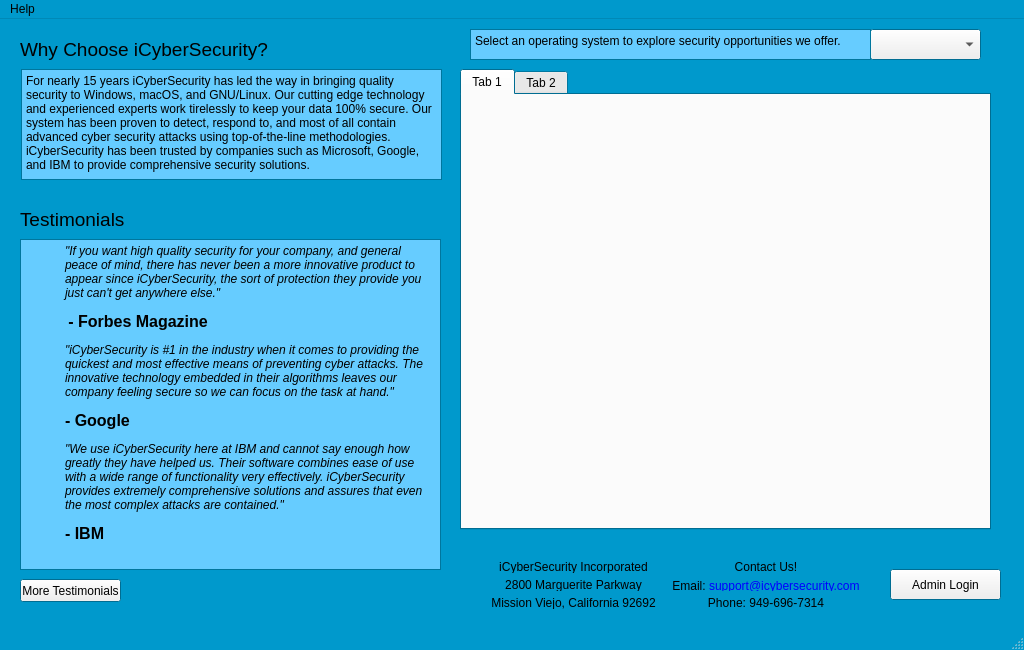
This is src/mainwindow.ui in brianclinkenbeard/pamphlet as Qt 5 draws it before an edit. The edited form follows.
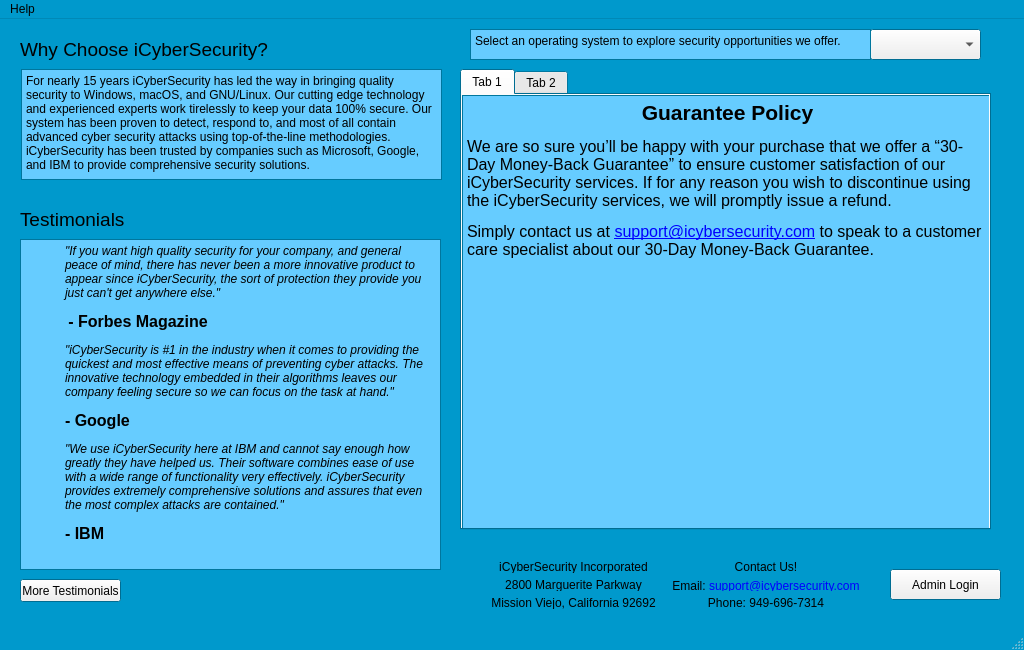
This is the edited form. The open tabs and pages were chosen to show the change.

Commit message: List of environments & Guarantee Policy

The edit to the form file:
```diff
--- a/src/mainwindow.ui
+++ b/src/mainwindow.ui
@@ -343,6 +343,25 @@
      <attribute name="title">
       <string>Tab 1</string>
      </attribute>
+     <widget class="QTextBrowser" name="textBrowser">
+      <property name="geometry">
+       <rect>
+        <x>0</x>
+        <y>0</y>
+        <width>531</width>
+        <height>441</height>
+       </rect>
+      </property>
+      <property name="html">
+       <string>&lt;!DOCTYPE HTML PUBLIC &quot;-//W3C//DTD HTML 4.0//EN&quot; &quot;http://www.w3.org/TR/REC-html40/strict.dtd&quot;&gt;
+&lt;html&gt;&lt;head&gt;&lt;meta name=&quot;qrichtext&quot; content=&quot;1&quot; /&gt;&lt;style type=&quot;text/css&quot;&gt;
+p, li { white-space: pre-wrap; }
+&lt;/style&gt;&lt;/head&gt;&lt;body style=&quot; font-family:'MS Shell Dlg 2'; font-size:8.25pt; font-weight:400; font-style:normal;&quot;&gt;
+&lt;p align=&quot;center&quot; style=&quot; margin-top:12px; margin-bottom:12px; margin-left:0px; margin-right:0px; -qt-block-indent:0; text-indent:0px;&quot;&gt;&lt;span style=&quot; font-size:16pt; font-weight:600;&quot;&gt;Guarantee Policy&lt;/span&gt;&lt;/p&gt;
+&lt;p style=&quot; margin-top:12px; margin-bottom:12px; margin-left:0px; margin-right:0px; -qt-block-indent:0; text-indent:0px;&quot;&gt;&lt;span style=&quot; font-size:12pt;&quot;&gt;We are so sure you’ll be happy with your purchase that we offer a “30-Day Money-Back Guarantee” to ensure customer satisfaction of our iCyberSecurity services. If for any reason you wish to discontinue using the iCyberSecurity services, we will promptly issue a refund. &lt;/span&gt;&lt;/p&gt;
+&lt;p style=&quot; margin-top:12px; margin-bottom:12px; margin-left:0px; margin-right:0px; -qt-block-indent:0; text-indent:0px;&quot;&gt;&lt;span style=&quot; font-size:12pt;&quot;&gt;Simply contact us at &lt;/span&gt;&lt;a href=&quot;support@icybersecurity.com%20&quot;&gt;&lt;span style=&quot; font-size:12pt; text-decoration: underline; color:#0000ff;&quot;&gt;support@icybersecurity.com&lt;/span&gt;&lt;/a&gt;&lt;span style=&quot; font-size:12pt;&quot;&gt; to speak to a customer care specialist about our 30-Day Money-Back Guarantee. &lt;/span&gt;&lt;/p&gt;&lt;/body&gt;&lt;/html&gt;</string>
+      </property>
+     </widget>
     </widget>
     <widget class="QWidget" name="tab_2">
      <attribute name="title">
```
Left out of the diff: 2 changed lines with no effect on the pictures. The commit also changes 1 other file.
